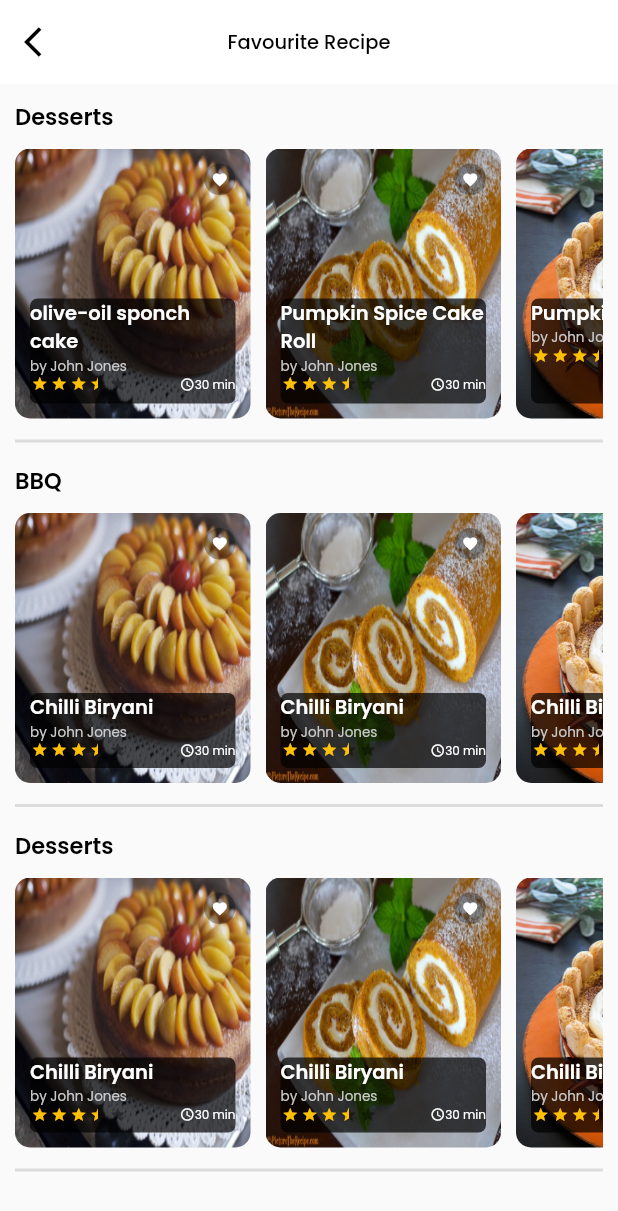
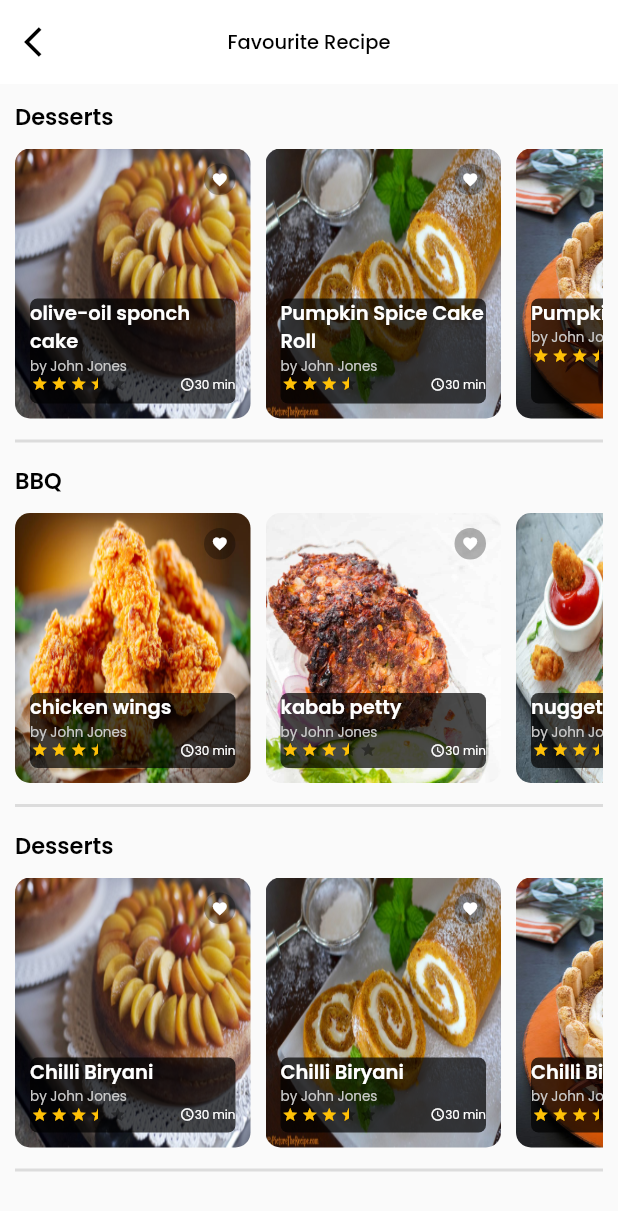
Before and after one commit to MuaazShafi/streetfood, a Flutter app: the FavouriteScreen screen opened directly, on a phone screen of 412 x 824 dp. Shown: the top 1211 px of the screen. Run offline on Flutter 3.47's test engine with Material 2 defaults, Android fonts, the phone set to English and light mode, and no system bars; drawn by our look-alikes of flutter_rating_bar; our stand-ins replace salomon_bottom_bar.

Commit message:
muaaz third commit

```diff
--- a/lib/screen_favourite.dart
+++ b/lib/screen_favourite.dart
@@ -20,11 +20,16 @@ class FavouriteScreen extends StatelessWidget {
   ];
 
   static const List<String> BBQImages = [
-    'images/mutton.jpg',
-    'images/chicken.jpg',
-    'images/soup.jpg',
-    'images/slices.jpg',
-    'images/burger.jpg',
+    'images/chicken wings.jpg',
+    'images/kabab petty.jpg',
+    'images/nuggets.jpg',
+    'images/tikka.jpg',
+  ];
+  static const List<String> BBQImagesName =[
+    'chicken wings',
+    'kabab petty',
+    'nuggets',
+    'Strawberry French Cake',
   ];
   static const List<String> fastFoodImages = [
     'images/mutton.jpg',
@@ -224,7 +229,7 @@ class FavouriteScreen extends StatelessWidget {
                         image: DecorationImage(
                           fit: BoxFit.fill,
                           image: AssetImage(
-                            FavouriteScreen.desertsImages[i],
+                            FavouriteScreen.BBQImages[i],
                           ),
                         ),
                         borderRadius: BorderRadius.all(
@@ -268,7 +273,7 @@ class FavouriteScreen extends StatelessWidget {
                                     crossAxisAlignment: CrossAxisAlignment.start,
                                     children: [
                                       Text(
-                                        'Chilli Biryani',
+                                        BBQImagesName[i],
                                         style: TextStyle(
                                           color: Color(0xffFFFFFF),
                                           fontFamily: 'PoppinsSemiBold',
@@ -330,7 +335,7 @@ class FavouriteScreen extends StatelessWidget {
                     separatorBuilder: (context, i) => SizedBox(
                       width: 10,
                     ),
-                    itemCount: 5,
+                    itemCount: BBQImages.length,
                   ),
                 ),
                 Divider(
```
Also changed, not shown: images/chicken wings.jpg (added), images/kabab petty.jpg (added), images/kabab.webp (added), images/nuggets.jpg (added), images/tikka.jpg (added), lib/generated/assets.dart.
